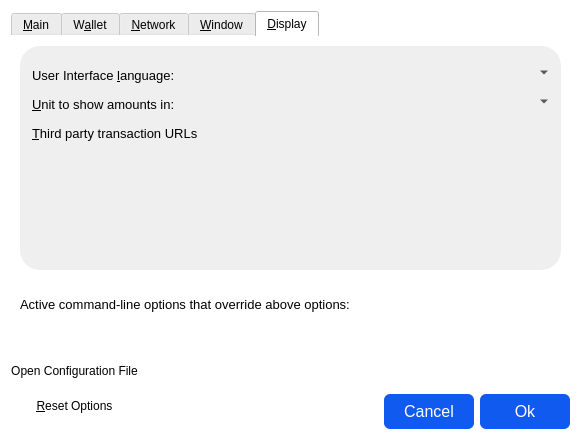
First picture: the form in src/qt/forms/optionsdialog.ui, repository Veil-Project/veil, before the edit.
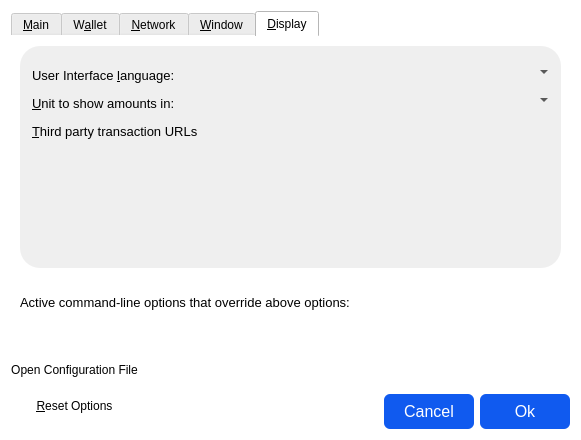
Second picture: the form after the edit. The open tabs and pages were chosen to show the change. Icons and pictures are not drawn. Custom widgets are drawn as their Qt base class.

Commit message: combobox css, #52 #60

```diff
--- a/src/qt/forms/optionsdialog.ui
+++ b/src/qt/forms/optionsdialog.ui
@@ -922,7 +922,20 @@
                   <string>The user interface language can be set here. This setting will take effect after restarting %1.</string>
                  </property>
                  <property name="styleSheet">
-                  <string notr="true">font-size:13px;qproperty-alignment: AlignCenter;</string>
+                  <string notr="true">QValueComboBox{
+	font-size:13px;
+	qproperty-alignment: AlignCenter;
+    selection-color: #000000;
+}
+
+QValueComboBox QFrame{
+	background-color:white;
+}
+
+QValueComboBox::drop-down {
+   background-color:white;
+   color:#bababa;
+}</string>
                  </property>
                 </widget>
                </item>
@@ -952,7 +965,20 @@
                   <string>Choose the default subdivision unit to show in the interface and when sending coins.</string>
                  </property>
                  <property name="styleSheet">
-                  <string notr="true">font-size:13px;</string>
+                  <string notr="true">QValueComboBox{
+	font-size:13px;
+	qproperty-alignment: AlignCenter;
+    selection-color: #000000;
+}
+
+QValueComboBox QFrame{
+	background-color:white;
+}
+
+QValueComboBox::drop-down {
+   background-color:white;
+   color:#bababa;
+}</string>
                  </property>
                 </widget>
                </item>
```
Left out of the diff: 8 changed lines with no effect on the pictures.
